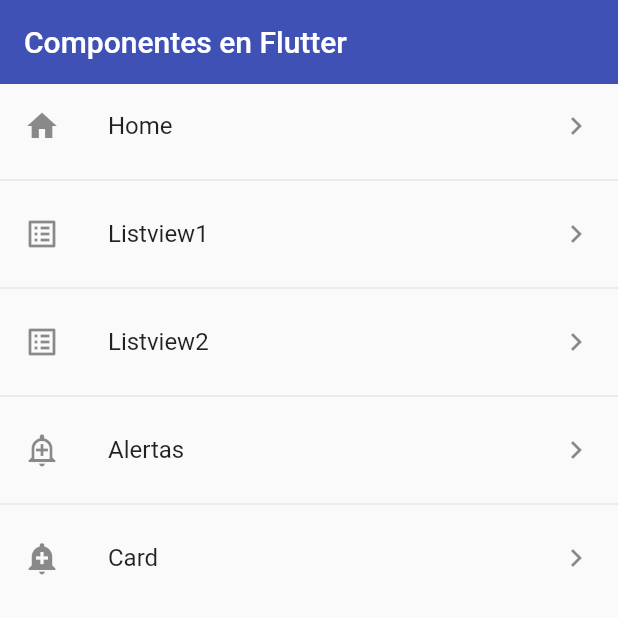
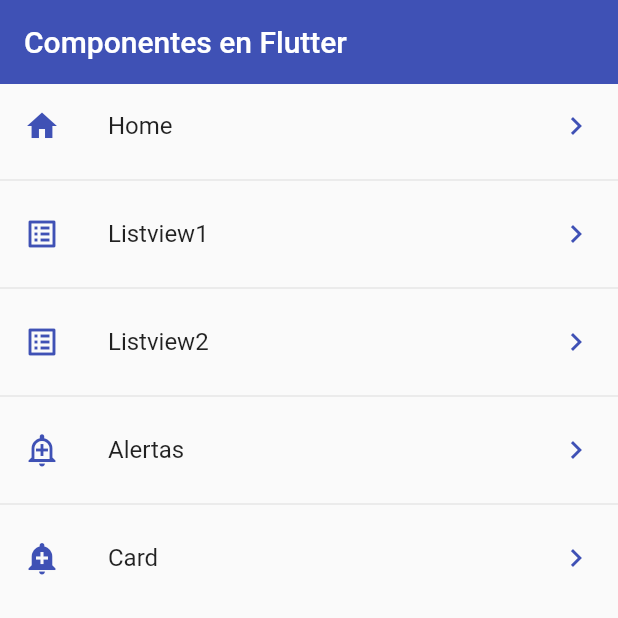
Before and after one commit to flutter-spain/fl_components, a Flutter app: the screen it shows after launch, on a phone screen of 412 x 824 dp, the top half of it. Run offline on Flutter 3.47's test engine with Material 2 defaults, Android fonts, the phone set to English and light mode, and no system bars.

```diff
--- a/lib/main.dart
+++ b/lib/main.dart
@@ -1,11 +1,13 @@
 
 import 'package:fl_components/router/app_routers.dart';
+import 'package:fl_components/themes/app_theme_indigo.dart';
 import 'package:flutter/material.dart';
 
 void main() => runApp(const MyApp());
 
 class MyApp extends StatelessWidget {
   const MyApp({super.key});
+  static bool theme = true;
 
   @override
   Widget build(BuildContext context) {
@@ -15,16 +17,7 @@ class MyApp extends StatelessWidget {
       initialRoute: AppRouter.initialRoute,
       routes: AppRouter.getAppRoutes(),
       onGenerateRoute: AppRouter.onGenerateRoute,
-      theme: ThemeData.light().copyWith(
-        // Color primario
-        primaryColor: Colors.indigo,
-
-        // AppBar
-        appBarTheme: const AppBarTheme(
-          elevation: 0,
-          color: Colors.indigo,
-        ),
-      )
+      theme: theme ? AppThemeIndigo.lightTheme : AppThemeIndigo.darkTheme,
     );
   }
 }
--- a/lib/screens/home_screen.dart
+++ b/lib/screens/home_screen.dart
@@ -1,9 +1,9 @@
 import 'package:fl_components/router/app_routers.dart';
+import 'package:fl_components/themes/app_theme_indigo.dart';
 import 'package:flutter/material.dart';
 // import 'package:fl_components/screens/screens.dart';
 
 class HomeScreen extends StatelessWidget {
-
   const HomeScreen({Key? key}) : super(key: key);
 
   @override
@@ -17,9 +17,9 @@ class HomeScreen extends StatelessWidget {
         itemBuilder: (BuildContext context, int index) {
           final option = AppRouter.menuOption[index];
           return ListTile(
-            leading: Icon(option.icon),
+            leading: Icon(option.icon, color: AppThemeIndigo.primaryColor),
             title: Text(option.name),
-            trailing: const Icon(Icons.chevron_right),
+            trailing: const Icon(Icons.chevron_right, color: AppThemeIndigo.primaryColor),
             onTap: () => Navigator.pushNamed(context, option.route),
           );
         },
--- /dev/null
+++ b/lib/themes/app_theme_indigo.dart
@@ -0,0 +1,33 @@
+import 'package:flutter/material.dart';
+
+class AppThemeIndigo {
+  static const Color primaryColor = Colors.indigo;
+
+  static final ThemeData lightTheme = ThemeData.light().copyWith(
+        // Color primario
+        primaryColor: primaryColor,
+
+        // AppBar
+        appBarTheme: const AppBarTheme(
+          elevation: 0,
+          color: primaryColor,
+        ),
+      );
+
+
+  static final ThemeData darkTheme = ThemeData.dark().copyWith(
+        // Color primario
+        primaryColor: primaryColor,
+
+        // AppBar
+        appBarTheme: const AppBarTheme(
+          elevation: 0,
+          color: primaryColor,
+        ),
+
+        // Texto
+        scaffoldBackgroundColor: Colors.black
+      );
+
+
+}
```
Also changed, not shown: lib/screens/card_screen.dart (+21 -4 lines).
